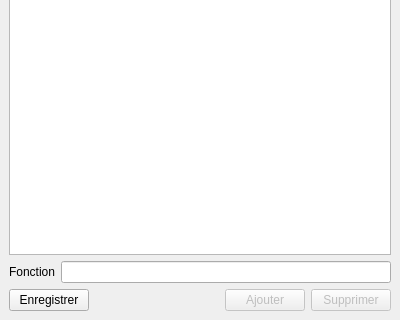
Above: TP2/ui/listeFonctions.ui from irisDelorme-ecole/session3_TPs before the change; both pictures show x 0 to 400 and y 269 to 589 of the 400 by 589 pixel window. Below: the same form after it.
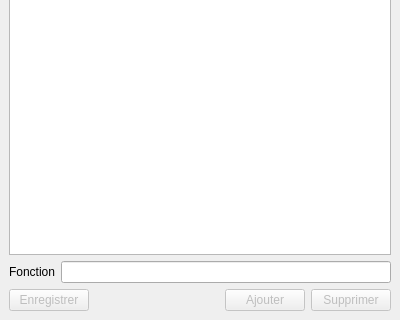
That is the form after the change.

```diff
--- a/TP2/ui/listeFonctions.ui
+++ b/TP2/ui/listeFonctions.ui
@@ -37,7 +37,7 @@
       <item>
        <widget class="QPushButton" name="pushButton">
         <property name="enabled">
-         <bool>true</bool>
+         <bool>false</bool>
         </property>
         <property name="text">
          <string>Enregistrer</string>
```
Left out of the diff: 10 changed lines with no effect on the pictures.
